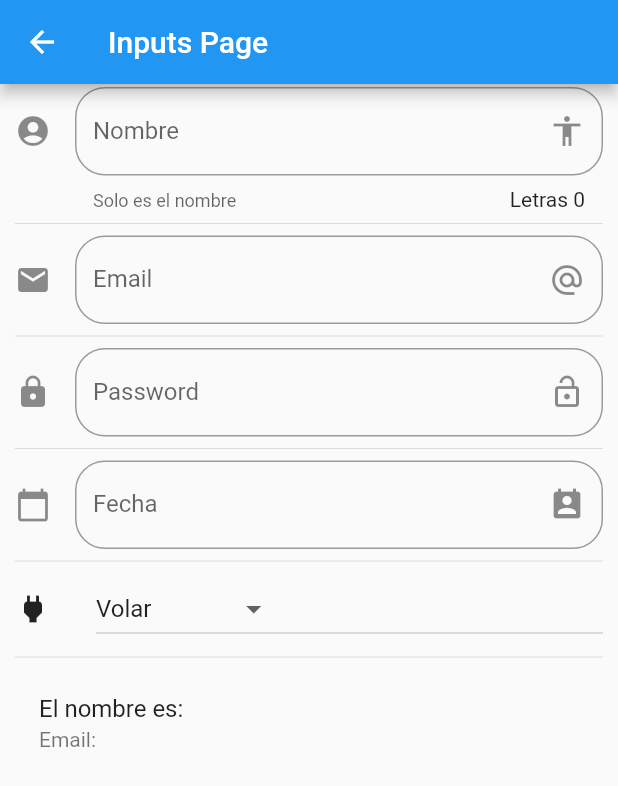
After one commit to cfvega/Components-Flutter, a Flutter app: the InputPage screen opened by its route, on a phone screen of 412 x 824 dp. The commit adds this screen. Shown: the top 786 px of the screen. Run offline on Flutter 3.47's test engine with Material 2 defaults, Android fonts, the phone set to English and light mode, and no system bars; network calls fail.

Commit message:
finish project alpha ready for improvements

```diff
--- /dev/null
+++ b/lib/src/pages/inputs_page.dart
@@ -0,0 +1,196 @@
+import 'package:flutter/material.dart';
+
+
+class InputPage extends StatefulWidget {
+  InputPage({Key key}) : super(key: key);
+
+  @override
+  _InputPageState createState() => _InputPageState();
+}
+
+class _InputPageState extends State<InputPage> {
+    String _nombre='';
+    String _email='';
+    String _fecha='';
+
+    List<String> _poderes = ['Volar', 'Rayos x', 'Nadar','Super Fuerza'];
+    String _opcionSeleccionada='Volar';
+
+    TextEditingController _inputFieldDateController = new TextEditingController();
+
+  @override
+  Widget build(BuildContext context) {
+    return Scaffold(
+      appBar: AppBar(
+        title: Text('Inputs Page'),
+      ),
+      body: ListView(
+        padding: EdgeInsets.symmetric(horizontal: 10.0, vertical: 2.0),
+        children: <Widget>[
+          _crearInput(),
+          Divider(),
+          _crearEmail(),
+          Divider(),
+          _crearPasswd(),
+          Divider(),
+          _crearFecha(context),
+          Divider(),
+          _crearDropdown(),
+          Divider(),
+          _crearPersona(),
+        ],
+      ),
+    );
+  }
+
+  Widget _crearInput() {
+
+    // final _controller = new TextEditingController();
+    return TextField(
+      onChanged: (valor) {
+        setState(() {
+          _nombre = valor;
+        });
+      },
+      // controller: _controller,
+      //autofocus: true
+      textCapitalization: TextCapitalization.sentences,
+      decoration: InputDecoration(
+        border: OutlineInputBorder(
+          borderRadius: BorderRadius.circular(20.0)
+        ),
+        counter: Text('Letras ${_nombre.length}'),
+        hintText: 'Nombre de la persona',
+        labelText: 'Nombre',
+        helperText: 'Solo es el nombre',
+        suffixIcon: Icon(Icons.accessibility),
+        icon: Icon(Icons.account_circle)
+      ),
+    );
+  }
+
+  Widget _crearEmail(){
+
+    return TextField(
+      onChanged: (valor) {
+        setState(() {
+          _email = valor;
+        });
+      },
+      // controller: _controller,
+      keyboardType: TextInputType.emailAddress,
+      decoration: InputDecoration(
+        border: OutlineInputBorder(
+          borderRadius: BorderRadius.circular(20.0)
+        ),
+        hintText: 'Email de la persona',
+        labelText: 'Email',
+        suffixIcon: Icon(Icons.alternate_email),
+        icon: Icon(Icons.email)
+      ),
+    );
+  }
+
+  Widget _crearPasswd(){
+
+    return TextField(
+      onChanged: (valor) {
+        setState(() {
+        });
+      },
+      // controller: _controller,
+      obscureText: true,
+      decoration: InputDecoration(
+        border: OutlineInputBorder(
+          borderRadius: BorderRadius.circular(20.0)
+        ),
+        hintText: 'Password',
+        labelText: 'Password',
+        suffixIcon: Icon(Icons.lock_open),
+        icon: Icon(Icons.lock)
+      ),
+    );
+  }
+
+  Widget _crearFecha(BuildContext context){
+
+    return TextField(
+      onTap: () {
+        FocusScope.of(context).requestFocus(new FocusNode());
+        _selectDate(context);
+      },
+      controller: _inputFieldDateController,
+      enableInteractiveSelection: false,
+      keyboardType: TextInputType.emailAddress,
+      decoration: InputDecoration(
+        border: OutlineInputBorder(
+          borderRadius: BorderRadius.circular(20.0)
+        ),
+        hintText: 'Fecha',
+        labelText: 'Fecha',
+        suffixIcon: Icon(Icons.perm_contact_calendar),
+        icon: Icon(Icons.calendar_today)
+      ),
+    );
+  }
+  _selectDate(BuildContext context) async{
+    DateTime picked = await showDatePicker(
+      context: context,
+      initialDate: new DateTime.now(),
+      firstDate: new DateTime(2018),
+      lastDate: new DateTime(2025),
+      locale: Locale('es', 'ES')
+    );
+
+    if( picked != null) {
+      setState(() {
+        _fecha = picked.toString();
+        _inputFieldDateController.text = _fecha;
+      });
+    }
+  }
+
+
+  List<DropdownMenuItem<String>> getLista() {
+    List<DropdownMenuItem<String>> lista = new List();
+    _poderes.forEach((f) {
+      lista.add(DropdownMenuItem(
+        child: Text(f),
+        value: f,
+      ));
+    });
+    return lista;
+  }
+
+  Widget _crearDropdown(){
+
+    return Row(
+      children: <Widget>[
+        Icon(Icons.power),
+        SizedBox(width: 30.0),
+        Expanded(
+          child: DropdownButton(
+            value: _opcionSeleccionada,
+            items: getLista(),
+            onChanged: (e) {
+              setState(() {
+                _opcionSeleccionada = e;
+              });
+            },
+          ),
+        ),
+      ],
+    );
+  }
+
+
+  Widget _crearPersona(){
+    return ListTile(
+      title: Text('El nombre es: $_nombre'),
+      subtitle: Text('Email: $_email'),
+    );
+  }
+
+
+
+}
--- a/lib/src/utils/iconos_string_util.dart
+++ b/lib/src/utils/iconos_string_util.dart
@@ -4,6 +4,10 @@ final _icons = <String, IconData> {
   'add_alert'     : Icons.add_alert,
   'accessibility' : Icons.accessibility,
   'folder_open'   : Icons.folder_open,
+  'donut_large'   : Icons.donut_large,
+  'input'         : Icons.input,
+  'tune'          : Icons.tune,
+  'list'          : Icons.list
 
 
 
--- a/pubspec.yaml
+++ b/pubspec.yaml
@@ -18,6 +18,8 @@ environment:
 
 dependencies:
   flutter:
+    sdk: flutter
+  flutter_localizations:
     sdk: flutter
 
   # The following adds the Cupertino Icons font to your application.
```
Also changed, not shown: data/menu_opts.json (+20 -0 lines), lib/main.dart (+11 -0 lines), lib/src/pages/animated_container.dart (added, +56 -0 lines), lib/src/pages/avatar_page.dart (+25 -1 lines), lib/src/pages/listview_pages.dart (added, +144 -0 lines), lib/src/pages/slider_page.dart (added, +106 -0 lines), lib/src/routes/routes.dart (+16 -5 lines), pubspec.lock.
